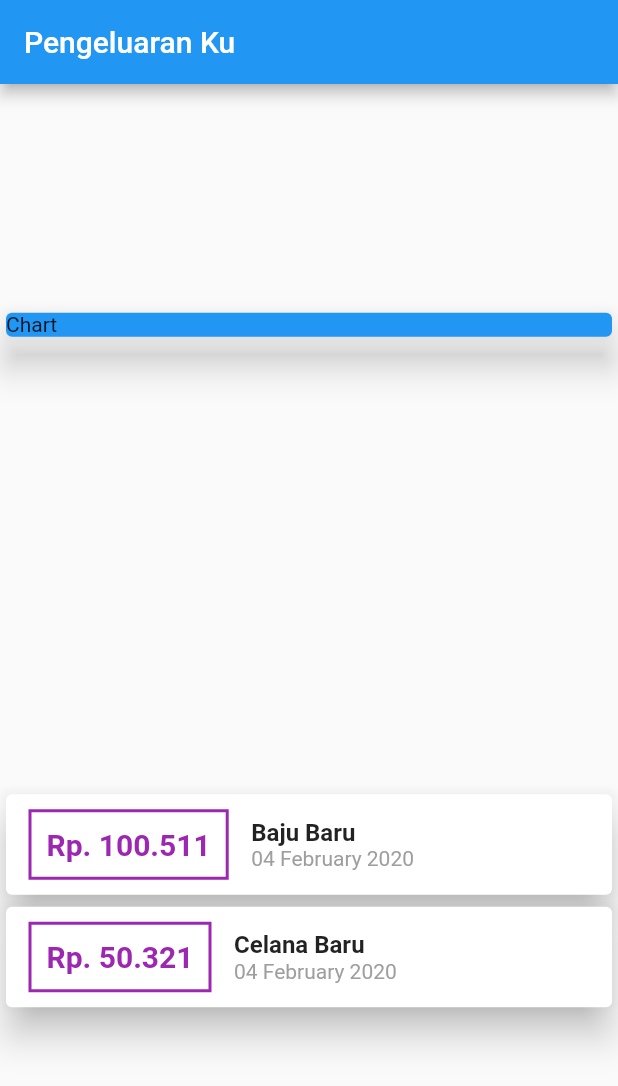
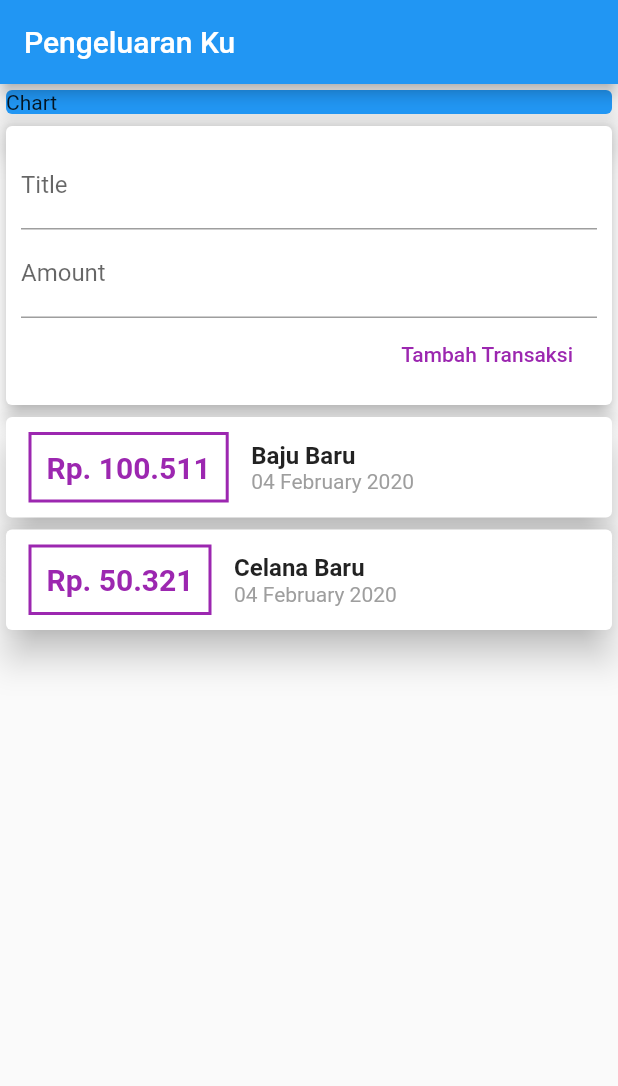
Before and after one commit to rakafajar/flutter_udemy_pengeluaran, a Flutter app: the screen it shows after launch, on a phone screen of 412 x 824 dp. Shown: the top 1086 px of the screen. Run offline on Flutter 3.47's test engine with Material 2 defaults, Android fonts, the phone set to English and light mode, and no system bars.

Commit message:
Pengeluaranku, changelog : Tambah Column, Card, TextField dan FlatButton

```diff
--- a/lib/main.dart
+++ b/lib/main.dart
@@ -26,7 +26,7 @@ class _MyAppState extends State<MyApp> {
         ),
         body: Column(
           // SpaceAround digunakan untuk membuat jarak antara 2 card
-          mainAxisAlignment: MainAxisAlignment.spaceAround,
+          // mainAxisAlignment: MainAxisAlignment.start,
           crossAxisAlignment: CrossAxisAlignment.stretch,
           children: <Widget>[
             Container(
@@ -35,6 +35,29 @@ class _MyAppState extends State<MyApp> {
                 color: Colors.blue,
                 child: Text("Chart"),
                 elevation: 10,
+              ),
+            ),
+            // TextField
+            Card(
+              elevation: 5,
+              child: Container(
+                padding: EdgeInsets.all(10),
+                child: Column(
+                  crossAxisAlignment: CrossAxisAlignment.end,
+                  children: <Widget>[
+                    TextField(
+                      decoration: InputDecoration(labelText: 'Title'),
+                    ),
+                    TextField(
+                      decoration: InputDecoration(labelText: 'Amount'),
+                    ),
+                    FlatButton(
+                      onPressed: () {},
+                      textColor: Colors.purple,
+                      child: Text('Tambah Transaksi'),
+                    )
+                  ],
+                ),
               ),
             ),
             Column(
```
